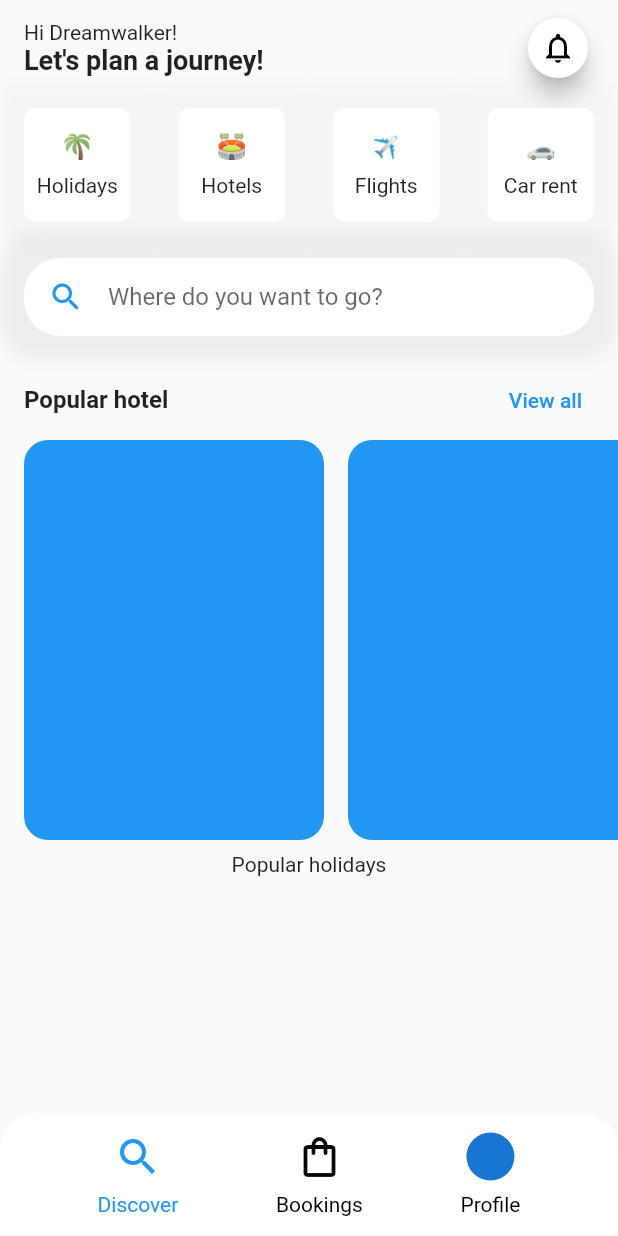
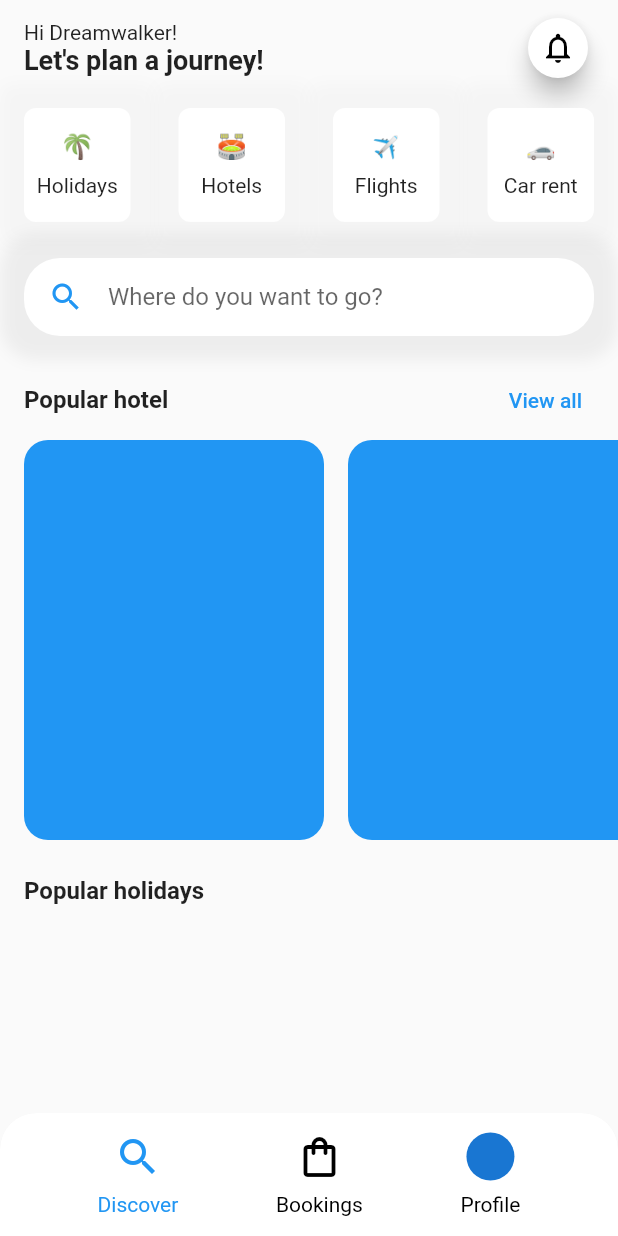
Before and after one commit to JAICHANGPARK/flutter_notebook_12th_story, a Flutter app: the TravelHomePage screen opened directly, on a phone screen of 412 x 824 dp. Run offline on Flutter 3.47's test engine with Material 2 defaults, Android fonts, the phone set to English and light mode, and no system bars; our stand-ins replace badges, bubble_tab_indicator, fl_chart, get, google_fonts, line_icons and 2 more; missing offline and left inert: bezier_chart, chart_sparkline, kenburns, xlive_switch; network calls fail.

Commit message:
Update travel_home_page.dart

```diff
--- a/lib/ep796_travel_app/ui/travel_home_page.dart
+++ b/lib/ep796_travel_app/ui/travel_home_page.dart
@@ -242,14 +242,25 @@ class _TravelHomePageState extends State<TravelHomePage> {
                   ],
                 ),
               ),
-              SizedBox(height: 8,),
+              SizedBox(
+                height: 8,
+              ),
               SizedBox(
                 height: 200,
-                child: Column(
-                  children: [
-                    Text("Popular holidays"),
-
-                  ],
+                child: Padding(
+                  padding: const EdgeInsets.all(16.0),
+                  child: Column(
+                    crossAxisAlignment: CrossAxisAlignment.start,
+                    children: [
+                      Text(
+                        "Popular holidays",
+                        style: TextStyle(fontSize: 16, fontWeight: FontWeight.bold),
+                      ),
+                      Container(
+                        height: 120,
+                      )
+                    ],
+                  ),
                 ),
               ),
             ],
```
